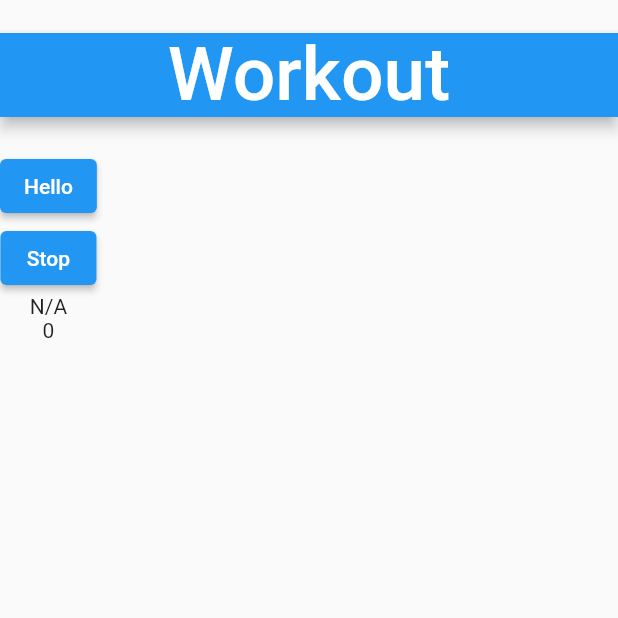
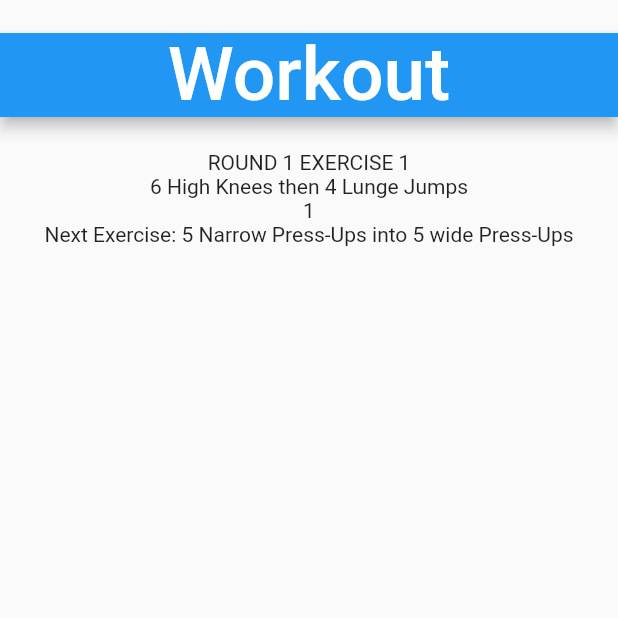
Before and after one commit to jasonntruong/HIIT-App, a Flutter app: the screen it shows after launch, after a tap on "START", on a phone screen of 412 x 824 dp, the top half of it. Run offline on Flutter 3.47's test engine with Material 2 defaults, Android fonts, the phone set to English and light mode, and no system bars; missing offline and left inert: external_app_launcher.

Commit message:
finished structure of screen

```diff
--- a/assets/exercises.json
+++ b/assets/exercises.json
@@ -1,7 +1,7 @@
 [
     {
         "rounds": 3,
-        "work": 35,
+        "work": 2,
         "rest": 25,
         "exercises": [
             "6 High Knees then 4 Lunge Jumps",
--- a/lib/workout.dart
+++ b/lib/workout.dart
@@ -1,5 +1,6 @@
 import 'dart:async';
 import 'dart:convert';
+import 'dart:ui';
 
 import 'package:flutter/material.dart';
 import 'package:flutter/services.dart';
@@ -15,9 +16,11 @@ class Workout extends StatefulWidget {
 
 class _WorkoutState extends State<Workout> {
   late Timer _timer;
+  late bool _firstExecute = true;
 
-  int _exerciseIndex = 0;
+  int _exercise = 1;
   int _time = 0;
+  int _round = 1;
 
   late final _data, _exercises, _rounds, _work, _rest;
   String _currExercise = "N/A";
@@ -32,18 +35,25 @@ class _WorkoutState extends State<Workout> {
     _work = _data[0]["work"];
     _rest = _data[0]["rest"];
 
-    print(_exercises[0]["exercises"].length);
+    print(_exercises.length);
   }
 
   void _nextExercise() async {
+    print("HERE");
+
+    if (_firstExecute) {
+      await _getJson();
+      _firstExecute = false;
+    }
+
     setState(() {
-      _currExercise = _exercises[_exerciseIndex];
+      _currExercise = _exercises[_exercise - 1];
     });
-    _exerciseIndex += 1;
-    _startTime(_work);
+
+    await _startTime(_work);
   }
 
-  void _startTime(int stateTime) async {
+  Future<void> _startTime(int stateTime) async {
     _time = stateTime;
     _timer = Timer.periodic(const Duration(seconds: 1), (Timer _timer) {
       if (_time > 0) {
@@ -62,12 +72,27 @@ class _WorkoutState extends State<Workout> {
     setState(() {
       _timer.cancel();
       _time = 0;
+      print(_exercise.toString());
+      if (_exercise == 5) {
+        if (_round == 3) {
+          Navigator.pop(context);
+        }
+        _exercise = 1;
+        _round += 1;
+      } else {
+        _exercise += 1;
+      }
     });
+
+    _nextExercise();
   }
 
   @override
   Widget build(BuildContext context) {
-    _getJson();
+    if (_firstExecute) {
+      _nextExercise();
+    }
+
     return MaterialApp(
       home: Scaffold(
         appBar: PreferredSize(
@@ -87,19 +112,28 @@ class _WorkoutState extends State<Workout> {
             ],
           ),
         ),
-        body: Column(
-          children: <Widget>[
-            ElevatedButton(
-              child: const Text("Hello"),
-              onPressed: _nextExercise,
-            ),
-            ElevatedButton(
-              child: Text("Stop"),
-              onPressed: _stopTime,
-            ),
-            Text(_currExercise),
-            Text(_time.toString()),
-          ],
+        body: Container(
+          width: double.infinity,
+          child: Column(
+            crossAxisAlignment: CrossAxisAlignment.center,
+            children: <Widget>[
+              Text(
+                "ROUND " +
+                    _round.toString() +
+                    " EXERCISE " +
+                    _exercise.toString(),
+              ),
+              Text(
+                _exercises[_exercise - 1],
+              ),
+              Text(
+                _time.toString(),
+              ),
+              (_exercise < 5)
+                  ? Text("Next Exercise: " + _exercises[_exercise])
+                  : const Text("REST"),
+            ],
+          ),
         ),
       ),
     );
```
